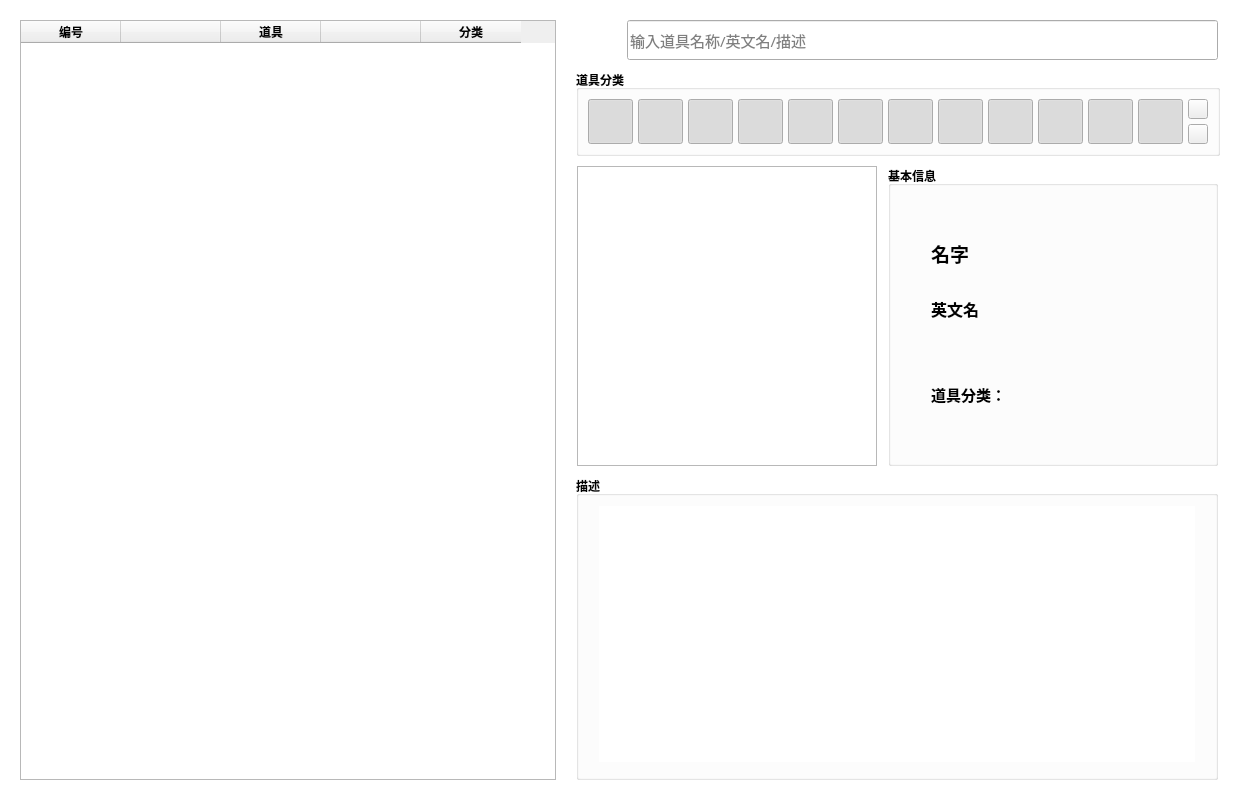
Old version of the form UI/ItemList.ui in the repository ONonameO/PokemonReloaded-Dex.
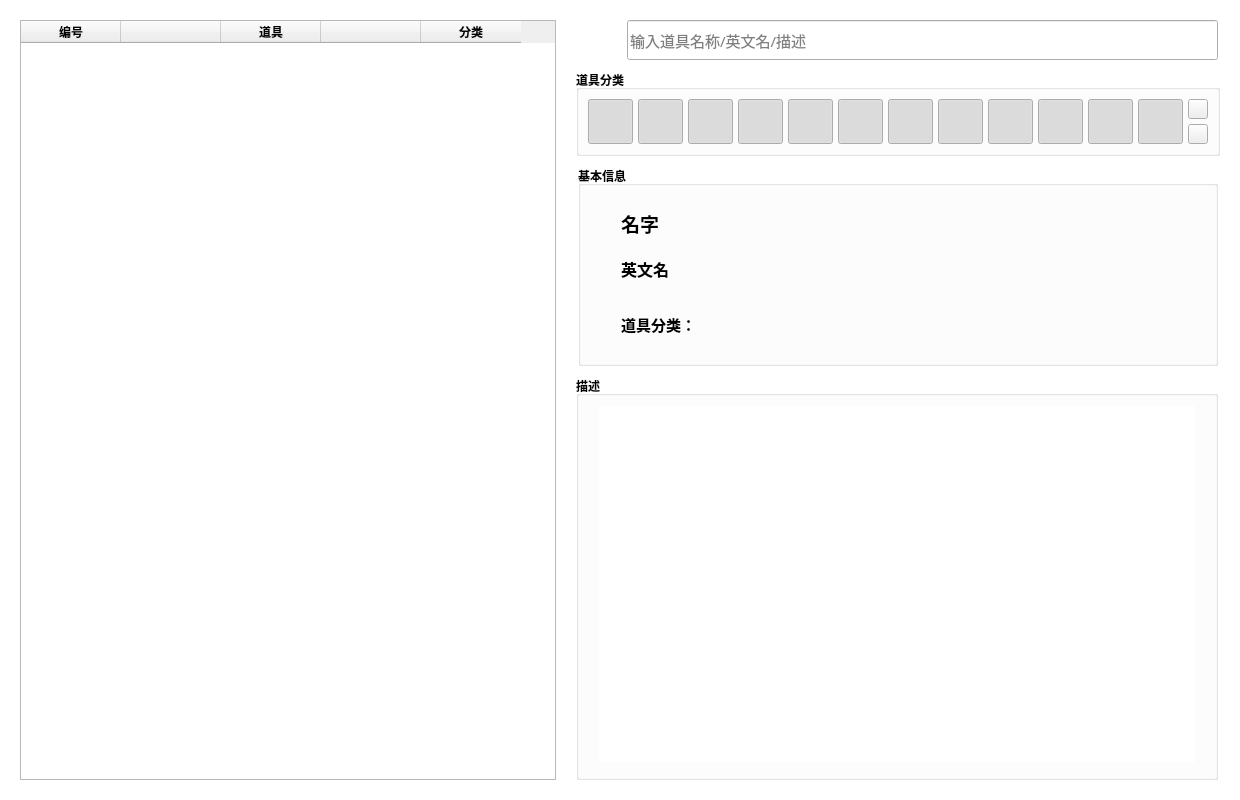
New version of the form. Icons and pictures are not drawn.

What changed in the file:
```diff
--- a/UI/ItemList.ui
+++ b/UI/ItemList.ui
@@ -1149,55 +1149,6 @@
        <property name="sizeConstraint">
         <enum>QLayout::SetDefaultConstraint</enum>
        </property>
-       <item>
-        <widget class="QGraphicsView" name="ItemPic">
-         <property name="sizePolicy">
-          <sizepolicy hsizetype="Fixed" vsizetype="Fixed">
-           <horstretch>0</horstretch>
-           <verstretch>0</verstretch>
-          </sizepolicy>
-         </property>
-         <property name="minimumSize">
-          <size>
-           <width>300</width>
-           <height>300</height>
-          </size>
-         </property>
-         <property name="maximumSize">
-          <size>
-           <width>300</width>
-           <height>300</height>
-          </size>
-         </property>
-         <property name="sizeIncrement">
-          <size>
-           <width>300</width>
-           <height>300</height>
-          </size>
-         </property>
-         <property name="baseSize">
-          <size>
-           <width>300</width>
-           <height>300</height>
-          </size>
-         </property>
-         <property name="frameShape">
-          <enum>QFrame::StyledPanel</enum>
-         </property>
-         <property name="frameShadow">
-          <enum>QFrame::Sunken</enum>
-         </property>
-         <property name="lineWidth">
-          <number>1</number>
-         </property>
-         <property name="midLineWidth">
-          <number>0</number>
-         </property>
-         <property name="sizeAdjustPolicy">
-          <enum>QAbstractScrollArea::AdjustIgnored</enum>
-         </property>
-        </widget>
-       </item>
        <item>
         <widget class="QGroupBox" name="groupBox_2">
          <property name="sizePolicy">
@@ -1208,14 +1159,14 @@
          </property>
          <property name="minimumSize">
           <size>
-           <width>330</width>
-           <height>300</height>
+           <width>640</width>
+           <height>200</height>
           </size>
          </property>
          <property name="maximumSize">
           <size>
-           <width>330</width>
-           <height>300</height>
+           <width>640</width>
+           <height>200</height>
           </size>
          </property>
          <property name="sizeIncrement">
@@ -1242,19 +1193,19 @@
          </property>
          <layout class="QVBoxLayout" name="verticalLayout">
           <property name="spacing">
-           <number>0</number>
+           <number>10</number>
           </property>
           <property name="leftMargin">
            <number>40</number>
           </property>
           <property name="topMargin">
-           <number>40</number>
+           <number>20</number>
           </property>
           <property name="rightMargin">
            <number>40</number>
           </property>
           <property name="bottomMargin">
-           <number>40</number>
+           <number>20</number>
           </property>
           <item>
            <widget class="QLabel" name="cName">
@@ -1311,7 +1262,7 @@
             <property name="sizeHint" stdset="0">
              <size>
               <width>20</width>
-              <height>30</height>
+              <height>10</height>
              </size>
             </property>
            </spacer>
```
Left out of the diff: 44 changed lines with no effect on the pictures.
